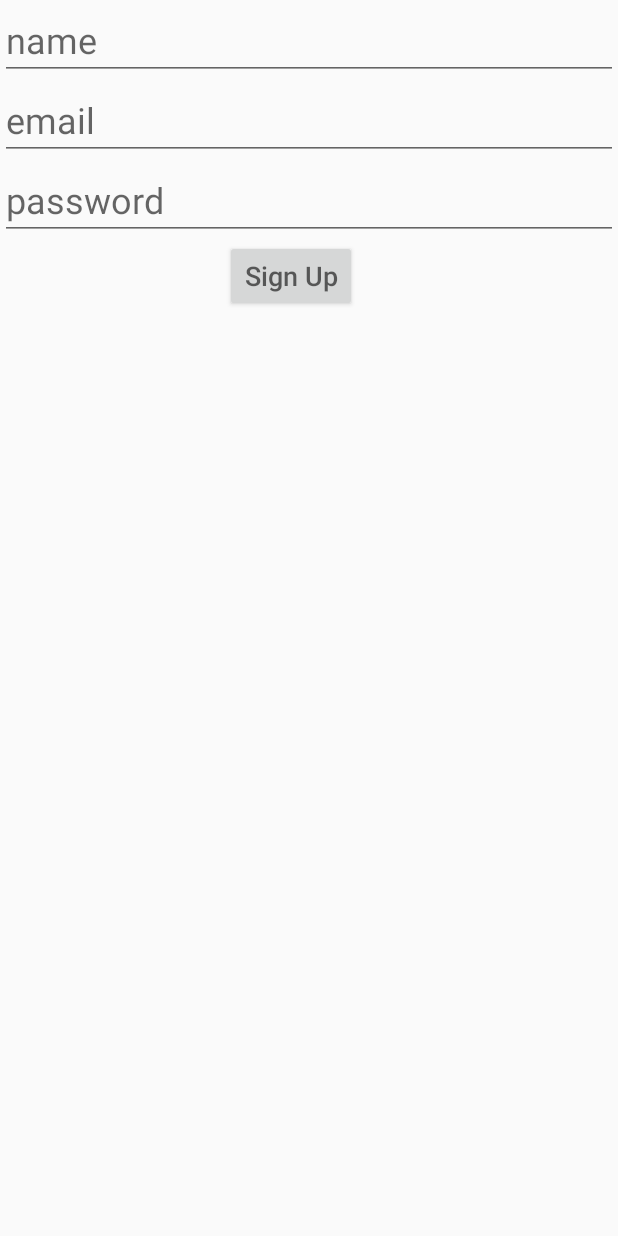
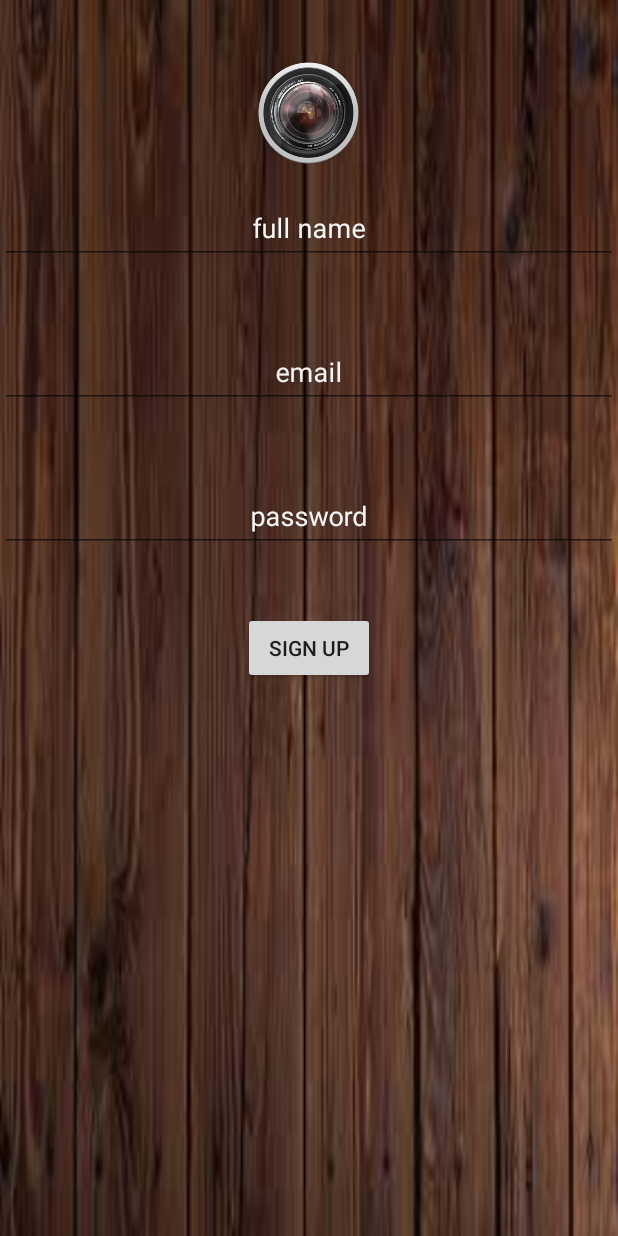
Before and after one commit to Armen101/PhotographProject, an Android app: the fragment SignUpFragment placed in its activity, on a phone screen of 412 x 824 dp. Run offline under Robolectric (Android 15) with nearby library versions, the phone set to English and light mode, and no system bars; our stand-ins replace Firebase (no records; nobody signed in at launch, a user with empty details on screens opened directly).

Commit message:
adding SignUpFragment UI    Taron

```diff
--- a/PhotographProject/app/src/main/java/com/example/student/userphotograph/activityes/HomeActivity.java
+++ b/PhotographProject/app/src/main/java/com/example/student/userphotograph/activityes/HomeActivity.java
@@ -68,14 +68,11 @@ public class HomeActivity extends AppCompatActivity
 
     @Override
     public boolean onOptionsItemSelected(MenuItem item) {
-
         int id = item.getItemId();
-
 
         if (id == R.id.action_settings) {
             return true;
         }
-
         return super.onOptionsItemSelected(item);
     }
 
@@ -108,5 +105,4 @@ public class HomeActivity extends AppCompatActivity
         return true;
     }
 
-
 }
--- a/PhotographProject/app/src/main/java/com/example/student/userphotograph/activityes/SplashScreenActivity.java
+++ b/PhotographProject/app/src/main/java/com/example/student/userphotograph/activityes/SplashScreenActivity.java
@@ -39,12 +39,12 @@ public class SplashScreenActivity extends AppCompatActivity {
     private void goToActivity() {
         FirebaseUser user= FirebaseAuth.getInstance().getCurrentUser();
         Intent intent;
-        if(user != null){
-            intent= new Intent(this, HomeActivity.class);
-            Toast.makeText(this, user.getEmail(), Toast.LENGTH_LONG).show();
-        } else {
+//        if(user != null){
+//            intent= new Intent(this, HomeActivity.class);
+//            Toast.makeText(this, user.getEmail(), Toast.LENGTH_LONG).show();
+//        } else {
             intent = new Intent(this, LoginActivity.class);
-        }
+       // }
         startActivity(intent);
         finish();
     }
--- a/PhotographProject/app/src/main/java/com/example/student/userphotograph/fragments/SignUpFragment.java
+++ b/PhotographProject/app/src/main/java/com/example/student/userphotograph/fragments/SignUpFragment.java
@@ -54,10 +54,10 @@ public class SignUpFragment extends Fragment implements View.OnClickListener {
     }
 
     private void findViewsSetLIsteners(View rootView) {
-        etName = (EditText) rootView.findViewById(R.id.et_name);
-        etEmail = (EditText) rootView.findViewById(R.id.et_sp_email);
-        etPassword = (EditText) rootView.findViewById(R.id.et_sp_password);
-        Button btnSignUp = (Button) rootView.findViewById(R.id.btn_sign_up);
+        etName = (EditText) rootView.findViewById(R.id.full_name_sign_up);
+        etEmail = (EditText) rootView.findViewById(R.id.email_sign_up);
+        etPassword = (EditText) rootView.findViewById(R.id.password_sign_up);
+        Button btnSignUp = (Button) rootView.findViewById(R.id.buttonSignUp);
         btnSignUp.setOnClickListener(this);
 
     }
@@ -106,6 +106,6 @@ public class SignUpFragment extends Fragment implements View.OnClickListener {
 
     @Override
     public void onClick(View v) {
-        if (v.getId() == R.id.btn_sign_up) registration();
+        if (v.getId() == R.id.buttonSignUp) registration();
     }
 }
--- a/PhotographProject/app/src/main/res/layout/fragment_sign_up.xml
+++ b/PhotographProject/app/src/main/res/layout/fragment_sign_up.xml
@@ -1,42 +1,89 @@
-<LinearLayout
-    tools:context="com.example.student.userphotograph.fragments.SignUpFragment"
+
+    <RelativeLayout
+        xmlns:android="http://schemas.android.com/apk/res/android"
+        xmlns:tools="http://schemas.android.com/tools"
+        android:layout_width="match_parent"
         android:layout_height="match_parent"
+        android:background="@drawable/backgraunds"
+        tools:context="com.example.student.userphotograph.fragments.SignUpFragment">
+
+        <ImageView
+            android:id="@+id/logo_sign_up"
+            android:layout_width="70dp"
+            android:layout_height="70dp"
+            android:src="@drawable/logo_sign_up"
+            android:layout_alignParentTop="true"
+            android:layout_centerHorizontal="true"
+            android:layout_marginTop="40dp" />
+
+        <android.support.design.widget.TextInputLayout
+            android:id="@+id/nameLayout"
             android:layout_width="match_parent"
-    android:orientation="vertical"
-    xmlns:tools="http://schemas.android.com/tools"
-    xmlns:android="http://schemas.android.com/apk/res/android">
-
+            android:layout_height="wrap_content"
+            android:layout_alignParentTop="true"
+            android:layout_centerHorizontal="true"
+            android:layout_marginTop="120dp"
+            android:textColorHint="@color/colorWhite">
 
             <EditText
+                android:id="@+id/full_name_sign_up"
+                android:layout_width="match_parent"
                 android:layout_height="wrap_content"
+                android:hint="full name"
+                android:textColor="@color/colorWhite"
+                android:inputType="textPersonName"
+                android:layout_gravity="center"
+                android:gravity="center"/>
+        </android.support.design.widget.TextInputLayout>
+
+        <android.support.design.widget.TextInputLayout
+            android:id="@+id/emailLayout"
             android:layout_width="match_parent"
-        android:textSize="24sp"
-        android:id="@+id/et_name"
-        android:hint="name"
-        android:inputType="textPersonName"/>
+            android:layout_height="wrap_content"
+            android:layout_below="@+id/nameLayout"
+            android:layout_centerHorizontal="true"
+            android:layout_marginTop="40dp"
+            android:textColorHint="@color/colorWhite">
 
             <EditText
+
+                android:id="@+id/email_sign_up"
+                android:layout_width="match_parent"
                 android:layout_height="wrap_content"
+                android:hint="email"
+                android:textColor="@color/colorWhite"
+                android:inputType="textEmailAddress"
+                android:layout_gravity="center"
+                android:gravity="center"/>
+        </android.support.design.widget.TextInputLayout>
+
+        <android.support.design.widget.TextInputLayout
             android:layout_width="match_parent"
-        android:textSize="24sp"
-        android:id="@+id/et_sp_email"
-        android:hint="email"
-        android:inputType="textEmailAddress"/>
+            android:layout_height="wrap_content"
+            android:layout_below="@+id/emailLayout"
+            android:layout_centerHorizontal="true"
+            android:layout_marginTop="40dp"
+            android:id="@+id/passwordLayout"
+            android:textColorHint="@color/colorWhite">
 
             <EditText
+                android:id="@+id/password_sign_up"
+                android:layout_width="match_parent"
                 android:layout_height="wrap_content"
-        android:layout_width="match_parent"
-        android:textSize="24sp"
-        android:id="@+id/et_sp_password"
-        android:hint="password"
-        android:inputType="textPassword"/>
+                android:textColor="@color/colorWhite"
+                android:hint="@string/password"
+                android:inputType="textPassword"
+                android:layout_gravity="center"
+                android:gravity="center"/>
+        </android.support.design.widget.TextInputLayout>
 
         <Button
+            android:id="@+id/buttonSignUp"
+            android:layout_width="wrap_content"
             android:layout_height="wrap_content"
-        android:layout_width="wrap_content"
-        android:textSize="18sp"
-        android:id="@+id/btn_sign_up"
-        android:hint="@string/sign_up"
-        android:layout_marginLeft="150dp"/>
+            android:layout_marginTop="40dp"
+            android:text="@string/sign_up"
+            android:layout_below="@+id/passwordLayout"
+            android:layout_centerHorizontal="true" />
 
-</LinearLayout>
+    </RelativeLayout>
--- a/PhotographProject/app/src/main/res/values/colors.xml
+++ b/PhotographProject/app/src/main/res/values/colors.xml
@@ -4,5 +4,6 @@
     <color name="colorPrimaryDark">#303F9F</color>
     <color name="colorAccent">#FF4081</color>
     <color name="colorGreen">#00ff00</color>
+    <color name="colorWhite">#f6f7f6</color>
 
 </resources>
```
Also changed, not shown: 4 other files. Lines whose indentation alone changed are shown as unchanged.
